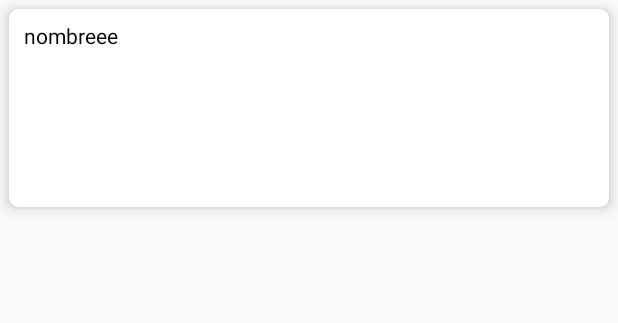
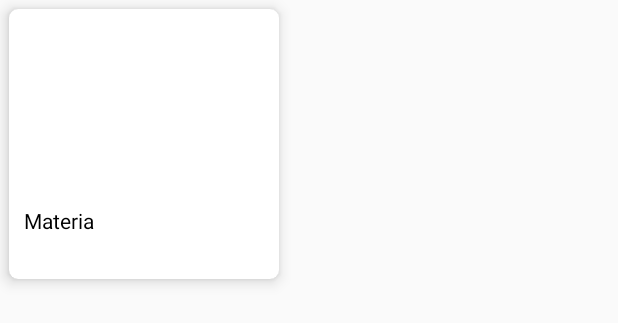
Before and after one commit to whelming/ProfesoresDomicilio, an Android app: the layout card_item_inicio_alumnos.xml on its own in the app's theme, with its tools: preview values and no code run, on a phone screen of 412 x 824 dp. Shown: the top 323 px of the screen. Run offline under Robolectric (Android 15) with nearby library versions, the phone set to English and light mode, and no system bars.

Commit message:
avance
cambio de botones

```diff
--- a/app/src/main/res/layout/card_item_inicio_alumnos.xml
+++ b/app/src/main/res/layout/card_item_inicio_alumnos.xml
@@ -1,37 +1,37 @@
 <?xml version="1.0" encoding="utf-8"?>
-<android.support.v7.widget.CardView xmlns:card_view="http://schemas.android.com/apk/res-auto"
-    xmlns:android="http://schemas.android.com/apk/res/android"
+<android.support.v7.widget.CardView xmlns:android="http://schemas.android.com/apk/res/android"
+    xmlns:card_view="http://schemas.android.com/apk/res-auto"
     android:id="@+id/inicio_cardview_alumnos"
-    android:orientation="vertical"
-    android:layout_width="match_parent"
-    android:layout_height="132dp"
-    android:padding="10dp"
-    card_view:cardElevation="6dp"
-    card_view:cardCornerRadius="6dp"
+    android:layout_width="180dp"
+    android:layout_height="180dp"
     android:layout_marginStart="6dp"
+    android:layout_marginTop="6dp"
     android:layout_marginEnd="6dp"
-    android:layout_marginTop="6dp"
     android:layout_marginBottom="8dp"
     android:clickable="true"
     android:focusable="true"
+    android:foreground="?android:attr/selectableItemBackground"
+    android:orientation="vertical"
+    android:padding="10dp"
     card_view:cardBackgroundColor="@color/cardview_light_background"
-    android:foreground="?android:attr/selectableItemBackground">
+    card_view:cardCornerRadius="6dp"
+    card_view:cardElevation="6dp">
 
 
     <RelativeLayout
-        android:layout_width="match_parent"
-        android:layout_height="124dp">
+        android:layout_width="180dp"
+        android:layout_height="180dp">
+
         <TextView
             android:id="@+id/nombre"
             android:layout_width="146dp"
             android:layout_height="38dp"
             android:layout_alignParentTop="true"
             android:layout_marginStart="10dp"
-            android:layout_marginTop="8dp"
+            android:layout_marginTop="131dp"
             android:layout_marginBottom="0dp"
-            android:text="nombreee"
+            android:text="Materia"
             android:textColor="#000" />
-
 
 
     </RelativeLayout>
--- a/app/src/main/res/values/bienvenida_styles.xml
+++ b/app/src/main/res/values/bienvenida_styles.xml
@@ -1,10 +1,10 @@
 <?xml version="1.0" encoding="utf-8"?>
 <resources>
     <style name="AppTheme.Bienvenida_Button" parent="Base.Widget.AppCompat.Button">
-        <item name="colorButtonNormal">@color/colorWhite</item>
+        <item name="colorButtonNormal">@color/colorPrimary</item>
         <item name="android:paddingTop">15sp</item>
-        <item name="android:paddingRight">60sp</item>
+        <item name="android:paddingRight">15dp</item>
         <item name="android:paddingBottom">15sp</item>
-        <item name="android:paddingLeft">60sp</item>
+        <item name="android:paddingLeft">15dp</item>
     </style>
 </resources>
--- a/app/src/main/res/values/colors.xml
+++ b/app/src/main/res/values/colors.xml
@@ -1,6 +1,6 @@
 <?xml version="1.0" encoding="utf-8"?>
 <resources>
-    <color name="colorPrimary">#022938</color>
+    <color name="colorPrimary">#f9cd0b</color>
     <color name="colorPrimaryDark">#004056</color>
     <color name="colorAccent">#022938</color>
 
```
Also changed, not shown: app/src/main/res/layout/activity_bienvenida.xml (+6 -6 lines).
